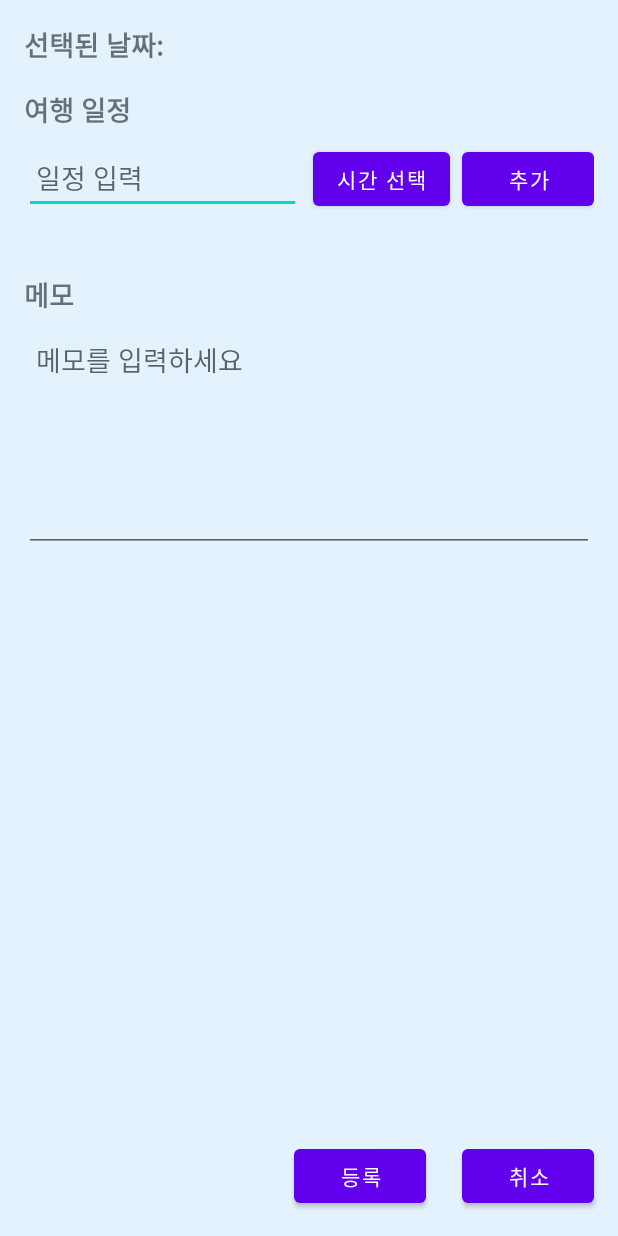
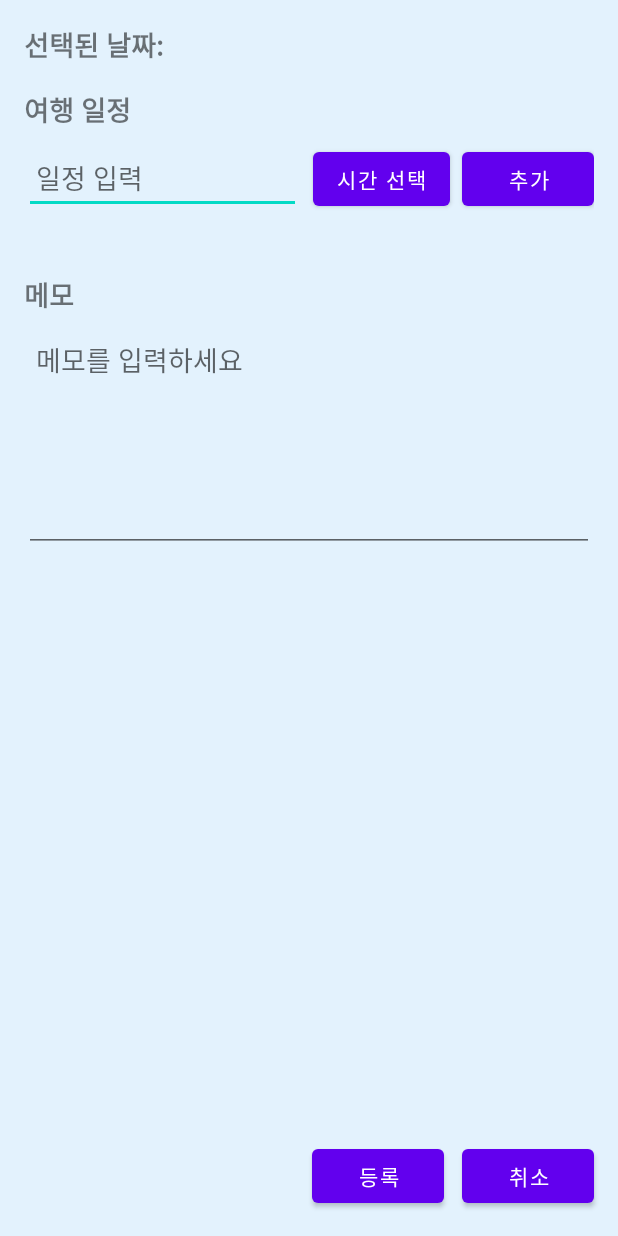
Before and after one commit to Kw01projects/travel_planning_android_public, an Android app: the TodayScheduleActivity screen opened directly, with no data from a screen before it, on a phone screen of 412 x 824 dp. Run offline under Robolectric (Android 15) with nearby library versions, the phone set to English and light mode, and no system bars; 8 statements that could not run were skipped.

Commit message:
feat: integrate be with week schedule screen

```diff
--- a/code/travel_plan/app/src/main/AndroidManifest.xml
+++ b/code/travel_plan/app/src/main/AndroidManifest.xml
@@ -20,7 +20,7 @@
                 android:name="android.app.lib_name"
                 android:value="" />
         </activity>
-        <activity android:name=".screens.TodayScheduleActivity" />
+        <activity android:name=".screens.schedule.TodayScheduleActivity" />
         <activity
             android:name=".screens.MyPageActivity"
             android:exported="false">
--- a/code/travel_plan/app/src/main/java/com/example/travel_plan/entities/Task.java
+++ b/code/travel_plan/app/src/main/java/com/example/travel_plan/entities/Task.java
@@ -77,6 +77,10 @@ public class Task extends BaseEntity {
         this.endTime = endTime;
     }
 
+    public int getStartHour(){
+        return Integer.parseInt(this.startTime.substring(0, 2));
+    }
+
     @Override
     public String toString() {
         return "Task{" +
--- a/code/travel_plan/app/src/main/java/com/example/travel_plan/screens/HomeActivity.java
+++ b/code/travel_plan/app/src/main/java/com/example/travel_plan/screens/HomeActivity.java
@@ -22,6 +22,7 @@ import com.example.travel_plan.R;
 import com.example.travel_plan.entities.User;
 import com.example.travel_plan.repositories.RepositoryFactory;
 import com.example.travel_plan.repositories.UserRepository;
+import com.example.travel_plan.screens.schedule.TodayScheduleActivity;
 import com.example.travel_plan.utils.DateUtils;
 import com.example.travel_plan.viewModels.UserViewModel;
 
@@ -166,6 +167,7 @@ public class HomeActivity extends AppCompatActivity {
                 String todayDate = getTodayDate();
                 Intent intent = new Intent(HomeActivity.this, TodayScheduleActivity.class);
                 intent.putExtra("selectedDate", todayDate);
+                intent.putExtra("isDetailPage", true);
                 startActivity(intent);
                 return true;
 
--- a/code/travel_plan/app/src/main/java/com/example/travel_plan/screens/TodayScheduleActivity.java
+++ b/code/travel_plan/app/src/main/java/com/example/travel_plan/screens/schedule/TodayScheduleActivity.java
@@ -1,4 +1,4 @@
-package com.example.travel_plan.screens;
+package com.example.travel_plan.screens.schedule;
 
 import android.app.TimePickerDialog;
 import android.os.Bundle;
@@ -38,6 +38,7 @@ public class TodayScheduleActivity extends AppCompatActivity {
     private Button closeBtn;
     private Button saveBtn;
     private TaskRepository taskRepository;
+    private boolean isDetailPage;
 
     @Override
     protected void onCreate(Bundle savedInstanceState) {
@@ -73,6 +74,10 @@ public class TodayScheduleActivity extends AppCompatActivity {
 
         // 일정 추가 버튼 이벤트
         addScheduleButton.setOnClickListener(v -> addSchedule());
+
+        isDetailPage = getIntent().getBooleanExtra("isDetailPage", false);
+        if (isDetailPage) saveBtn.setText("저장");
+        else saveBtn.setText("등록");
 
         closeBtn.setOnClickListener(v -> this.finish());
         saveBtn.setOnClickListener(v -> {
@@ -110,10 +115,10 @@ public class TodayScheduleActivity extends AppCompatActivity {
                 selectedEndTime = String.format("%02d:%02d", endHour, endMinute);
                 Toast.makeText(this, "시간 설정: " + selectedStartTime + " - " + selectedEndTime, Toast.LENGTH_SHORT).show();
                 timePickerButton.setText(selectedStartTime + "-" + selectedEndTime);
-            }, 12, 0, true);
+            }, 24, 0, true);
             endTimePicker.setTitle("종료 시간 선택");
             endTimePicker.show();
-        }, 12, 0, true);
+        }, 24, 0, true);
         startTimePicker.setTitle("시작 시간 선택");
         startTimePicker.show();
     }
--- a/code/travel_plan/app/src/main/java/com/example/travel_plan/screens/TodayScheduleAdapter.java
+++ b/code/travel_plan/app/src/main/java/com/example/travel_plan/screens/schedule/TodayScheduleAdapter.java
@@ -1,4 +1,4 @@
-package com.example.travel_plan.screens;
+package com.example.travel_plan.screens.schedule;
 
 import android.view.LayoutInflater;
 import android.view.View;
--- a/code/travel_plan/app/src/main/java/com/example/travel_plan/screens/WeeklyScheduleAdapter.java
+++ b/code/travel_plan/app/src/main/java/com/example/travel_plan/screens/week/WeeklyScheduleAdapter.java
@@ -1,9 +1,10 @@
-package com.example.travel_plan.screens;
+package com.example.travel_plan.screens.week;
 
 import android.graphics.Color;
 import android.view.LayoutInflater;
 import android.view.View;
 import android.view.ViewGroup;
+import android.widget.LinearLayout;
 import android.widget.TextView;
 
 import androidx.annotation.NonNull;
--- a/code/travel_plan/app/src/main/res/layout/activity_today_schedule.xml
+++ b/code/travel_plan/app/src/main/res/layout/activity_today_schedule.xml
@@ -117,10 +117,9 @@
         android:id="@+id/saveBtn"
         android:layout_width="wrap_content"
         android:layout_height="wrap_content"
-        android:layout_marginStart="196dp"
+        android:layout_marginStart="208dp"
+        android:layout_marginBottom="16dp"
         android:text="등록"
-        app:layout_constraintBottom_toBottomOf="@+id/closeBtn"
-        app:layout_constraintStart_toStartOf="parent"
-        app:layout_constraintTop_toBottomOf="@+id/memo_section"
-        app:layout_constraintVertical_bias="1.0" />
+        app:layout_constraintBottom_toBottomOf="parent"
+        app:layout_constraintStart_toStartOf="parent" />
 </androidx.constraintlayout.widget.ConstraintLayout>
--- a/code/travel_plan/app/src/main/res/layout/item_weekly_schedule.xml
+++ b/code/travel_plan/app/src/main/res/layout/item_weekly_schedule.xml
@@ -1,5 +1,6 @@
 <?xml version="1.0" encoding="utf-8"?>
 <LinearLayout
+    android:id="@+id/week_items_layout"
     xmlns:android="http://schemas.android.com/apk/res/android"
     android:layout_width="match_parent"
     android:layout_height="wrap_content"
```
Also changed, not shown: code/travel_plan/app/src/main/java/com/example/travel_plan/screens/WeeklyScheduleActivity.java (+32 -4 lines), code/travel_plan/app/src/main/java/com/example/travel_plan/screens/week/WeeklyScheduleItem.java (renamed from code/travel_plan/app/src/main/java/com/example/travel_plan/screens/WeeklyScheduleItem.java, +9 -1 lines), code/travel_plan/app/src/main/java/com/example/travel_plan/utils/DateUtils.java (+17 -0 lines).
